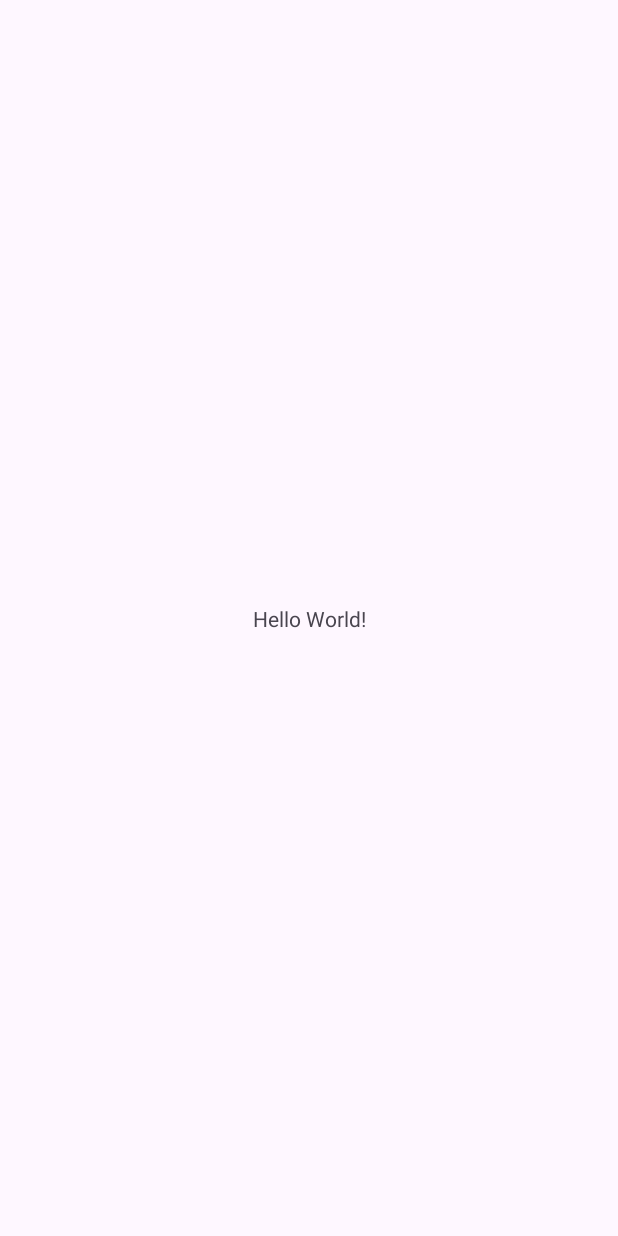
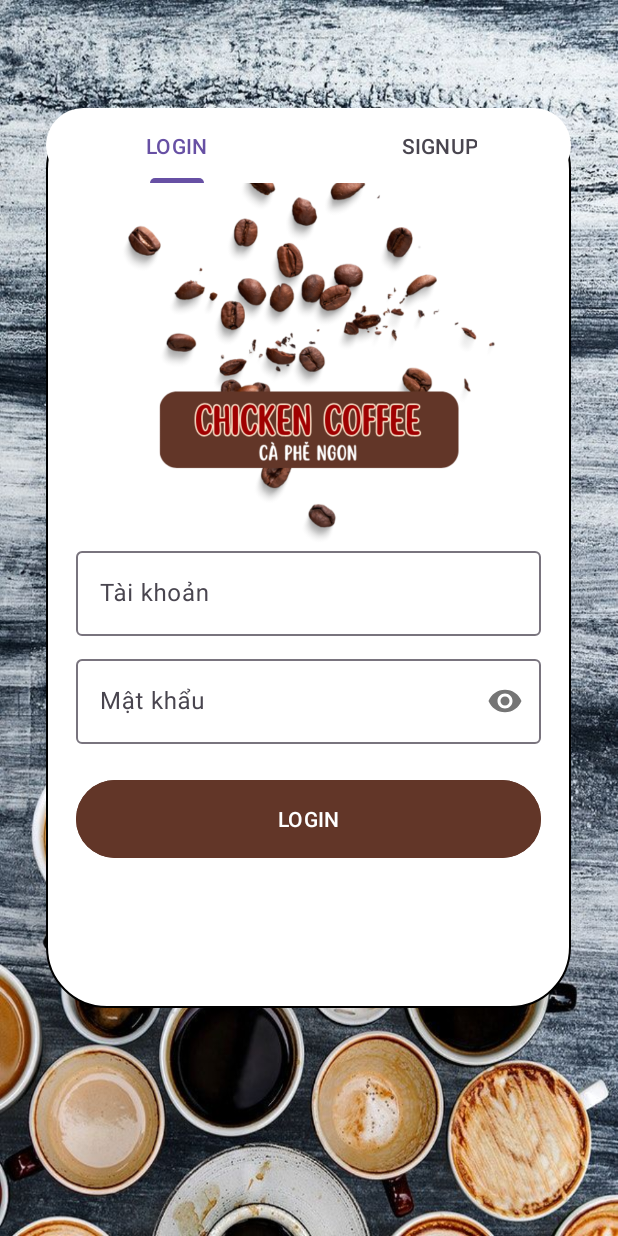
Before and after one commit to hieunvph38422/DuAn1_PH38422_PH36893_PH40749, an Android app: the screen it shows after launch (MainActivity), on a phone screen of 412 x 824 dp. Before the commit the screen is almost empty. Run offline under Robolectric (Android 15) with nearby library versions, the light colour scheme and no system bars.

Commit message:
20/11 hieu dao dien login sign

```diff
--- /dev/null
+++ b/app/src/main/java/com/example/duan1_ph38422_ph36893_ph40749/LoginFragment.java
@@ -0,0 +1,25 @@
+package com.example.duan1_ph38422_ph36893_ph40749;
+
+import android.os.Bundle;
+
+import androidx.fragment.app.Fragment;
+
+import android.view.LayoutInflater;
+import android.view.View;
+import android.view.ViewGroup;
+
+
+public class LoginFragment extends Fragment {
+
+    public LoginFragment(){
+
+    }
+
+
+    @Override
+    public View onCreateView(LayoutInflater inflater, ViewGroup container,
+                             Bundle savedInstanceState) {
+        // Inflate the layout for this fragment
+        return inflater.inflate(R.layout.fragment_login, container, false);
+    }
+}
--- a/app/src/main/java/com/example/duan1_ph38422_ph36893_ph40749/MainActivity.java
+++ b/app/src/main/java/com/example/duan1_ph38422_ph36893_ph40749/MainActivity.java
@@ -1,21 +1,40 @@
 package com.example.duan1_ph38422_ph36893_ph40749;
 
+import androidx.annotation.NonNull;
 import androidx.appcompat.app.AppCompatActivity;
+import androidx.fragment.app.FragmentManager;
+import androidx.viewpager2.widget.ViewPager2;
 
 import android.os.Bundle;
 
+import com.google.android.material.tabs.TabLayout;
+import com.google.android.material.tabs.TabLayoutMediator;
+
 public class MainActivity extends AppCompatActivity {
 
+    private TabLayout tabLayout;
+    private ViewPager2 viewPager2;
+    private ViewPageAdapter viewPageAdapter;
     @Override
     protected void onCreate(Bundle savedInstanceState) {
         super.onCreate(savedInstanceState);
         setContentView(R.layout.activity_main);
 
-        // hieu comment
-        //nam ok
-        // nam dz
-        // hieu depzaivl
-        //minhKT
-        // hieudepzaivclll
+        tabLayout = findViewById(R.id.tab_layout);
+        viewPager2 = findViewById(R.id.view_page);
+
+        viewPageAdapter = new ViewPageAdapter(this);
+        viewPager2.setAdapter(viewPageAdapter);
+        new TabLayoutMediator(tabLayout, viewPager2, new TabLayoutMediator.TabConfigurationStrategy() {
+            @Override
+            public void onConfigureTab(@NonNull TabLayout.Tab tab, int position) {
+                switch (position){
+                    case 0: tab.setText("LOGIN");break;
+                    case 1: tab.setText("SIGNUP");break;
+                }
+            }
+        }).attach();
+
+
     }
 }
--- /dev/null
+++ b/app/src/main/java/com/example/duan1_ph38422_ph36893_ph40749/ViewPageAdapter.java
@@ -0,0 +1,29 @@
+package com.example.duan1_ph38422_ph36893_ph40749;
+
+import androidx.annotation.NonNull;
+import androidx.fragment.app.Fragment;
+import androidx.viewpager2.adapter.FragmentStateAdapter;
+
+public class ViewPageAdapter extends FragmentStateAdapter {
+
+
+    public ViewPageAdapter(@NonNull MainActivity fragment) {
+        super(fragment);
+    }
+
+    @NonNull
+    @Override
+    public Fragment createFragment(int position) {
+        switch (position){
+            case 0: return new LoginFragment();
+            case 1: return new SignupFragment();
+        }
+        return new LoginFragment();
+
+    }
+
+    @Override
+    public int getItemCount() {
+        return 2;
+    }
+}
--- /dev/null
+++ b/app/src/main/res/drawable/tab.xml
@@ -0,0 +1,6 @@
+<?xml version="1.0" encoding="utf-8"?>
+<shape xmlns:android="http://schemas.android.com/apk/res/android">
+    <solid
+        android:color="@color/white"/>
+    <corners android:radius="40dp"/>
+</shape>
--- /dev/null
+++ b/app/src/main/res/drawable/viewpage.xml
@@ -0,0 +1,7 @@
+<?xml version="1.0" encoding="utf-8"?>
+<shape xmlns:android="http://schemas.android.com/apk/res/android">
+    <solid android:color="@color/white"/>
+    <corners android:radius="40dp"/>
+    <stroke android:color="@color/black"
+        android:width="1dp"/>
+</shape>
--- a/app/src/main/res/layout/activity_main.xml
+++ b/app/src/main/res/layout/activity_main.xml
@@ -1,18 +1,30 @@
 <?xml version="1.0" encoding="utf-8"?>
-<androidx.constraintlayout.widget.ConstraintLayout xmlns:android="http://schemas.android.com/apk/res/android"
+<LinearLayout xmlns:android="http://schemas.android.com/apk/res/android"
     xmlns:app="http://schemas.android.com/apk/res-auto"
     xmlns:tools="http://schemas.android.com/tools"
     android:layout_width="match_parent"
     android:layout_height="match_parent"
+    android:background="@drawable/background"
+    android:gravity="center"
     tools:context=".MainActivity">
 
-    <TextView
-        android:layout_width="wrap_content"
-        android:layout_height="wrap_content"
-        android:text="Hello World!"
-        app:layout_constraintBottom_toBottomOf="parent"
-        app:layout_constraintEnd_toEndOf="parent"
-        app:layout_constraintStart_toStartOf="parent"
-        app:layout_constraintTop_toTopOf="parent" />
+    <androidx.constraintlayout.widget.ConstraintLayout
+        android:layout_width="350dp"
+        android:layout_height="600dp"
+        android:layout_marginBottom="40dp"
+        >
+        <androidx.viewpager2.widget.ViewPager2
+            android:layout_width="match_parent"
+            android:layout_height="match_parent"
+            android:id="@+id/view_page"
+            android:background="@drawable/viewpage"/>
+        <com.google.android.material.tabs.TabLayout
+            android:layout_width="match_parent"
+            android:layout_height="50dp"
+            android:id="@+id/tab_layout"
+            android:background="@drawable/tab"
+            />
 
-</androidx.constraintlayout.widget.ConstraintLayout>
+    </androidx.constraintlayout.widget.ConstraintLayout>
+
+</LinearLayout>
--- /dev/null
+++ b/app/src/main/res/layout/fragment_login.xml
@@ -0,0 +1,68 @@
+<?xml version="1.0" encoding="utf-8"?>
+<LinearLayout xmlns:android="http://schemas.android.com/apk/res/android"
+    xmlns:tools="http://schemas.android.com/tools"
+    android:layout_width="match_parent"
+    android:layout_height="match_parent"
+    xmlns:app="http://schemas.android.com/apk/res-auto"
+    android:orientation="vertical"
+    tools:context=".SignupFragment">
+
+    <LinearLayout
+        android:layout_width="match_parent"
+        android:layout_height="wrap_content"
+        android:orientation="vertical">
+        <LinearLayout
+            android:layout_width="match_parent"
+            android:layout_height="wrap_content"
+            android:orientation="vertical"
+            android:layout_marginTop="20dp"
+            android:padding="20dp">
+            <ImageView
+                android:layout_width="wrap_content"
+                android:layout_height="250dp"
+                android:src="@drawable/logo"/>
+            <!--            <EditText-->
+            <!--                android:layout_width="300dp"-->
+            <!--                android:layout_height="60dp"-->
+            <!--                android:layout_gravity="center"-->
+            <!--                android:id="@+id/edt_taikhoan"-->
+            <!--                android:hint="Tài khoản"/>-->
+            <com.google.android.material.textfield.TextInputLayout
+                android:layout_width="match_parent"
+                android:layout_height="wrap_content"
+                android:layout_marginBottom="10dp">
+
+                <com.google.android.material.textfield.TextInputEditText
+                    android:id="@+id/edt_LoginUsername"
+                    android:layout_width="match_parent"
+                    android:layout_height="wrap_content"
+                    android:hint="Tài khoản" />
+            </com.google.android.material.textfield.TextInputLayout>
+
+            <com.google.android.material.textfield.TextInputLayout
+                android:layout_width="match_parent"
+                android:layout_height="wrap_content"
+                android:layout_marginBottom="10dp"
+                app:passwordToggleEnabled="true">
+
+                <com.google.android.material.textfield.TextInputEditText
+                    android:id="@+id/edt_LoginPassword"
+                    android:layout_width="match_parent"
+                    android:layout_height="wrap_content"
+                    android:hint="Mật khẩu"
+                    android:inputType="textPassword"
+                    android:maxLines="1" />
+            </com.google.android.material.textfield.TextInputLayout>
+
+            <Button
+                android:id="@+id/btn_Login"
+                android:layout_width="match_parent"
+                android:layout_height="60dp"
+                android:layout_marginTop="10dp"
+                android:backgroundTint="#623628"
+                android:text="LOGIN"/>
+
+        </LinearLayout>
+    </LinearLayout>
+
+</LinearLayout>
--- a/app/src/main/res/values/strings.xml
+++ b/app/src/main/res/values/strings.xml
@@ -1,3 +1,5 @@
 <resources>
     <string name="app_name">DuAn1_PH38422_PH36893_PH40749</string>
+    <!-- TODO: Remove or change this placeholder text -->
+    <string name="hello_blank_fragment">Hello blank fragment</string>
 </resources>
```
Also changed, not shown: app/src/main/java/com/example/duan1_ph38422_ph36893_ph40749/SignupFragment.java (added, +25 -0 lines), app/src/main/res/drawable/edittext.xml (added, +7 -0 lines), app/src/main/res/layout/fragment_signup.xml (added, +81 -0 lines), app/src/main/res/drawable/background.jpg (added), app/src/main/res/drawable/logo.png (added).
